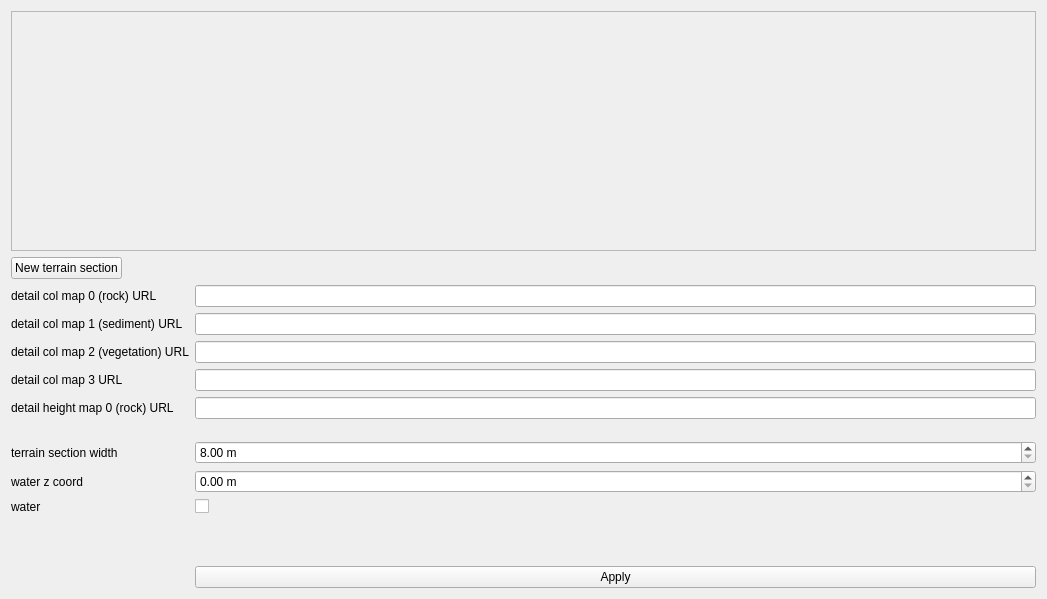
Above: gui_client/WorldSettingsWidget.ui from shipilovden/substrata-metasiberia before the change. Below: the same form after it.
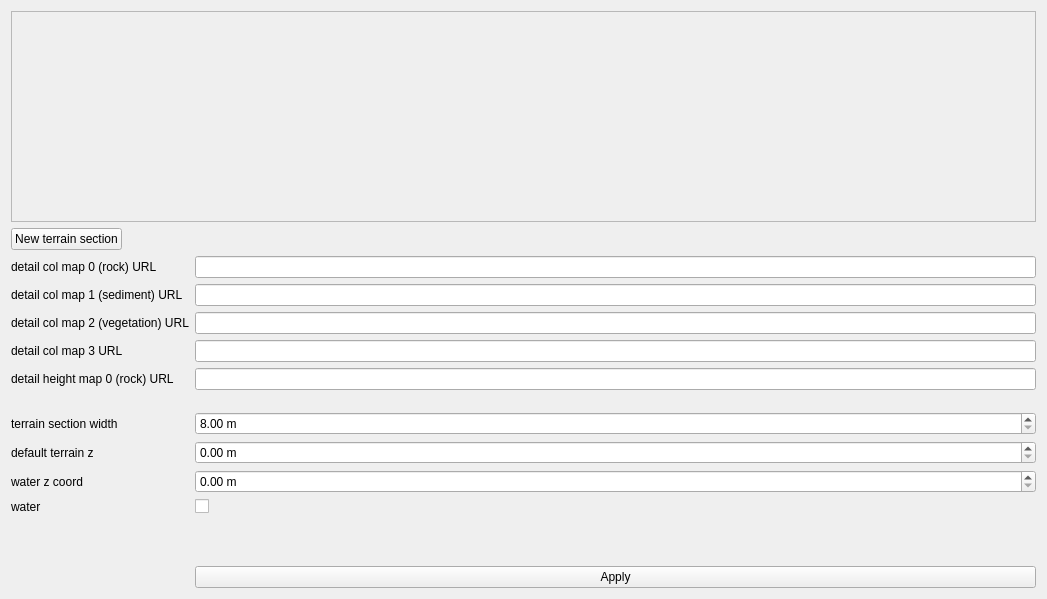
That is the form after the change. Custom widgets are drawn as their Qt base class.

Commit message: Added default_terrain_z to World terrain settings. Removed old ground plane system, always using new system now.

```diff
--- a/gui_client/WorldSettingsWidget.ui
+++ b/gui_client/WorldSettingsWidget.ui
@@ -125,14 +125,14 @@
      </property>
     </widget>
    </item>
-   <item row="9" column="0">
+   <item row="10" column="0">
     <widget class="QLabel" name="label_6">
      <property name="text">
       <string>water z coord</string>
      </property>
     </widget>
    </item>
-   <item row="9" column="1">
+   <item row="10" column="1">
     <widget class="QDoubleSpinBox" name="waterZDoubleSpinBox">
      <property name="suffix">
       <string> m</string>
@@ -142,7 +142,7 @@
      </property>
     </widget>
    </item>
-   <item row="11" column="1">
+   <item row="12" column="1">
     <spacer name="verticalSpacer_2">
      <property name="orientation">
       <enum>Qt::Vertical</enum>
@@ -158,27 +158,44 @@
      </property>
     </spacer>
    </item>
-   <item row="12" column="1">
+   <item row="13" column="1">
     <widget class="QPushButton" name="applyPushButton">
      <property name="text">
       <string>Apply</string>
      </property>
     </widget>
    </item>
-   <item row="10" column="1">
+   <item row="11" column="1">
     <widget class="QCheckBox" name="waterCheckBox">
      <property name="text">
       <string/>
      </property>
     </widget>
    </item>
-   <item row="10" column="0">
+   <item row="11" column="0">
     <widget class="QLabel" name="label_7">
      <property name="text">
       <string>water</string>
      </property>
     </widget>
    </item>
+   <item row="9" column="0">
+    <widget class="QLabel" name="label_8">
+     <property name="text">
+      <string>default terrain z</string>
+     </property>
+    </widget>
+   </item>
+   <item row="9" column="1">
+    <widget class="QDoubleSpinBox" name="defaultTerrainZDoubleSpinBox">
+     <property name="suffix">
+      <string> m</string>
+     </property>
+     <property name="minimum">
+      <double>0.000000000000000</double>
+     </property>
+    </widget>
+   </item>
   </layout>
  </widget>
  <customwidgets>
```
The commit also changes 8 other files.
